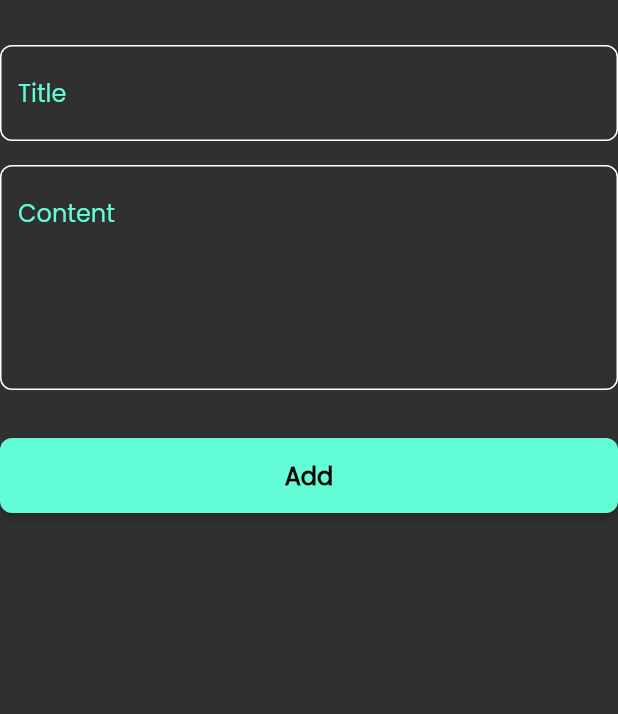
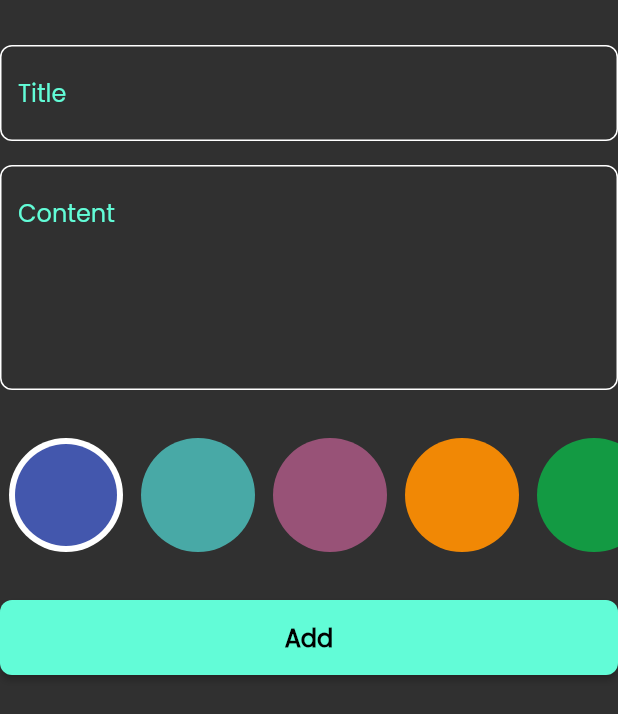
Before and after one commit to Abd-HM/Notes-App, a Flutter app: the AddNoteForm widget shown alone on an empty page, opened directly, on a phone screen of 412 x 824 dp. Shown: the top 714 px of the screen. Run offline on Flutter 3.47's test engine with Material 2 defaults, Android fonts, the phone set to English and light mode, and no system bars; our stand-ins replace flutter_bloc, font_awesome_flutter, hive, hive_flutter; accounts and stored records are empty.

Commit message:
create colors list view

```diff
--- a/lib/views/widgets/add_note_form.dart
+++ b/lib/views/widgets/add_note_form.dart
@@ -4,6 +4,7 @@ import 'package:intl/intl.dart';
 import 'package:notes_app/cubits/add_note_cubit/add_note_cubit.dart';
 import 'package:notes_app/models/note_model.dart';
 
+import 'colors_list_view.dart';
 import 'custome_button.dart';
 import 'custome_text_field.dart';
 
@@ -49,6 +50,10 @@ class _AddNoteFormState extends State<AddNoteForm> {
           const SizedBox(
             height: 32,
           ),
+          const ColorsListView(),
+          const SizedBox(
+            height: 32,
+          ),
           BlocBuilder<AddNoteCubit, AddNoteState>(
             builder: (context, state) {
               return CustomeButton(
--- /dev/null
+++ b/lib/views/widgets/color_item.dart
@@ -0,0 +1,23 @@
+import 'package:flutter/material.dart';
+
+class ColorItem extends StatelessWidget {
+  const ColorItem({super.key, required this.isActive, required this.color});
+  final bool isActive;
+  final Color color;
+  @override
+  Widget build(BuildContext context) {
+    return isActive
+        ? CircleAvatar(
+            radius: 38,
+            backgroundColor: Colors.white,
+            child: CircleAvatar(
+              radius: 34,
+              backgroundColor: color,
+            ),
+          )
+        : CircleAvatar(
+            radius: 38,
+            backgroundColor: color,
+          );
+  }
+}
--- /dev/null
+++ b/lib/views/widgets/colors_list_view.dart
@@ -0,0 +1,47 @@
+
+import 'package:flutter/material.dart';
+
+import 'color_item.dart';
+
+class ColorsListView extends StatefulWidget {
+  const ColorsListView({super.key});
+
+  @override
+  State<ColorsListView> createState() => _ColorsListViewState();
+}
+
+class _ColorsListViewState extends State<ColorsListView> {
+  int currentColor = 0;
+  List<Color> colors =const [
+    Color(0xff4357AD),
+    Color(0xff48a9a6),
+    Color(0xff985277),
+    Color(0xfff18805),
+    Color(0xff139a43),
+  ];
+  @override
+  Widget build(BuildContext context) {
+    return SizedBox(
+      height: 38 * 2,
+      child: ListView.builder(
+        itemCount: colors.length,
+        scrollDirection: Axis.horizontal,
+        itemBuilder: (context, index) {
+          return GestureDetector(
+            onTap: () {
+              currentColor = index;
+              setState(() {});
+            },
+            child: Padding(
+              padding: const EdgeInsets.symmetric(horizontal: 6.0),
+              child: ColorItem(
+                isActive: currentColor == index,
+                color: colors[index],
+              ),
+            ),
+          );
+        },
+      ),
+    );
+  }
+}
```
